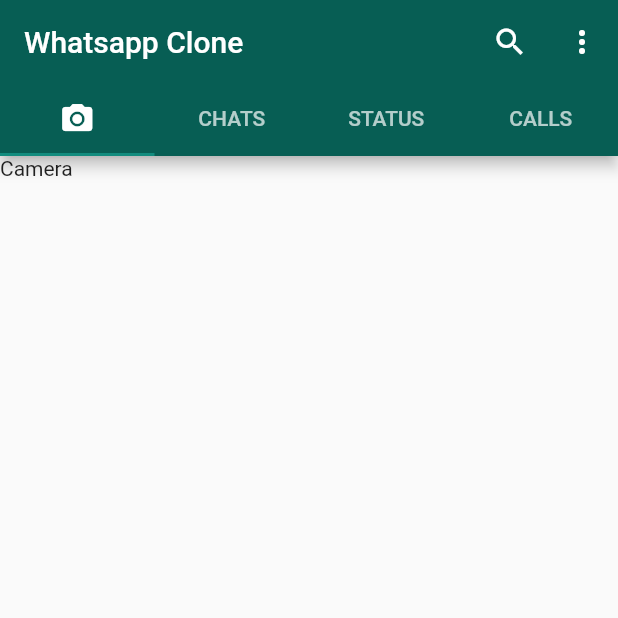
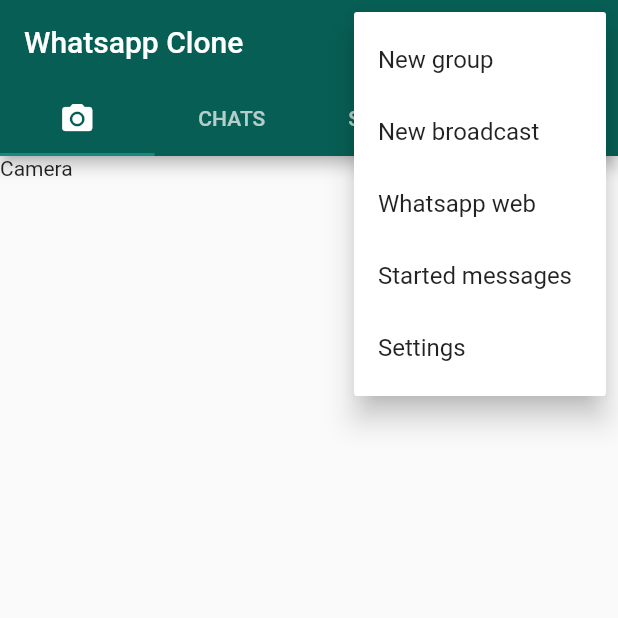
Before and after one commit to rahulMishra05/whatsapp-clone, a Flutter app: the screen it shows after launch, after a tap on the "more vert" icon, on a phone screen of 412 x 824 dp, the top half of it. Run offline on Flutter 3.47's test engine with Material 2 defaults, Android fonts, the phone set to English and light mode, and no system bars; missing offline and left inert: dart:html.

Commit message:
Menu button added, and itmes inside that also added.

```diff
--- a/lib/Screens/Homescreen.dart
+++ b/lib/Screens/Homescreen.dart
@@ -7,7 +7,8 @@ class Homescreen extends StatefulWidget {
   _HomescreenState createState() => _HomescreenState();
 }
 
-class _HomescreenState extends State<Homescreen> with SingleTickerProviderStateMixin{
+class _HomescreenState extends State<Homescreen>
+    with SingleTickerProviderStateMixin {
   late TabController _controller; // This is to control the flow of the tabs.
   @override
   void initState() {
@@ -23,7 +24,32 @@ class _HomescreenState extends State<Homescreen> with SingleTickerProviderStateM
         title: Text("Whatsapp Clone"),
         actions: [
           IconButton(onPressed: () {}, icon: Icon(Icons.search)),
-          IconButton(onPressed: () {}, icon: Icon(Icons.more_vert)),
+          PopupMenuButton<String>(onSelected: (value) {
+            print(value);
+          }, itemBuilder: (BuildContext context) {
+            return [
+              PopupMenuItem(
+                child: Text("New group"),
+                value: "New group",
+              ),
+              PopupMenuItem(
+                child: Text("New broadcast"),
+                value: "New broadcast",
+              ),
+              PopupMenuItem(
+                child: Text("Whatsapp web"),
+                value: "Whatsapp web",
+              ),
+              PopupMenuItem(
+                child: Text("Started messages"),
+                value: "Stared messages",
+              ),
+              PopupMenuItem(
+                child: Text("Settings"),
+                value: "Settings",
+              ),
+            ];
+          })
         ],
         bottom: TabBar(
           controller: _controller,
@@ -37,19 +63,17 @@ class _HomescreenState extends State<Homescreen> with SingleTickerProviderStateM
             Tab(
               text: "STATUS",
             ),
-            Tab(
-              text: "CALLS"
-            ),
+            Tab(text: "CALLS"),
           ],
         ),
       ),
       body: TabBarView(
         controller: _controller,
         children: [
-        Text("Camera"),
-        Text("Chats"),
-        Text("Status"),
-        Text("Calls"),
+          Text("Camera"),
+          Text("Chats"),
+          Text("Status"),
+          Text("Calls"),
         ],
       ),
     );
```
